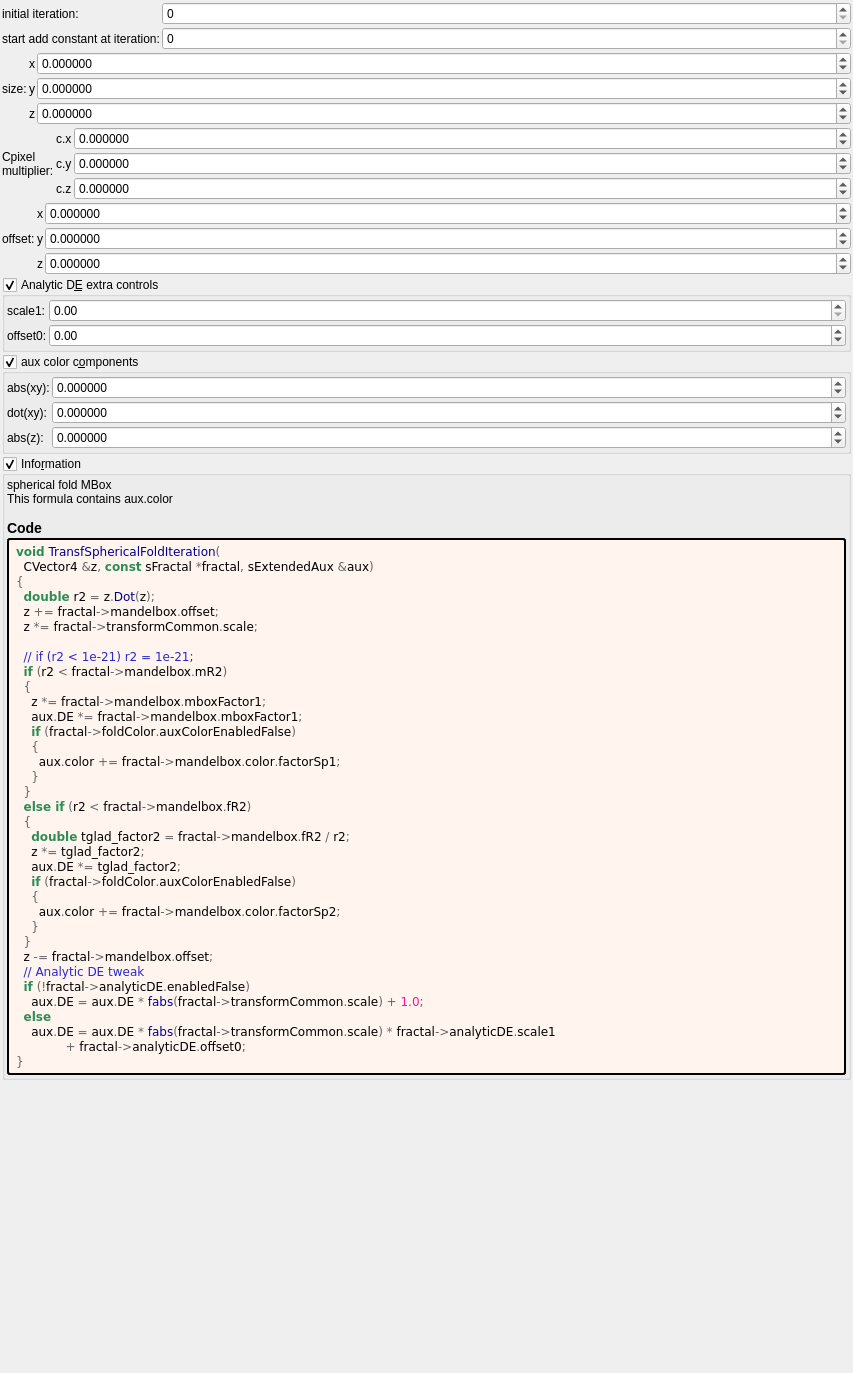
Qt form mandelbulber2/formula/ui/transf_add_cpixel_tile.ui (buddhi1980/mandelbulber2) before a commit.
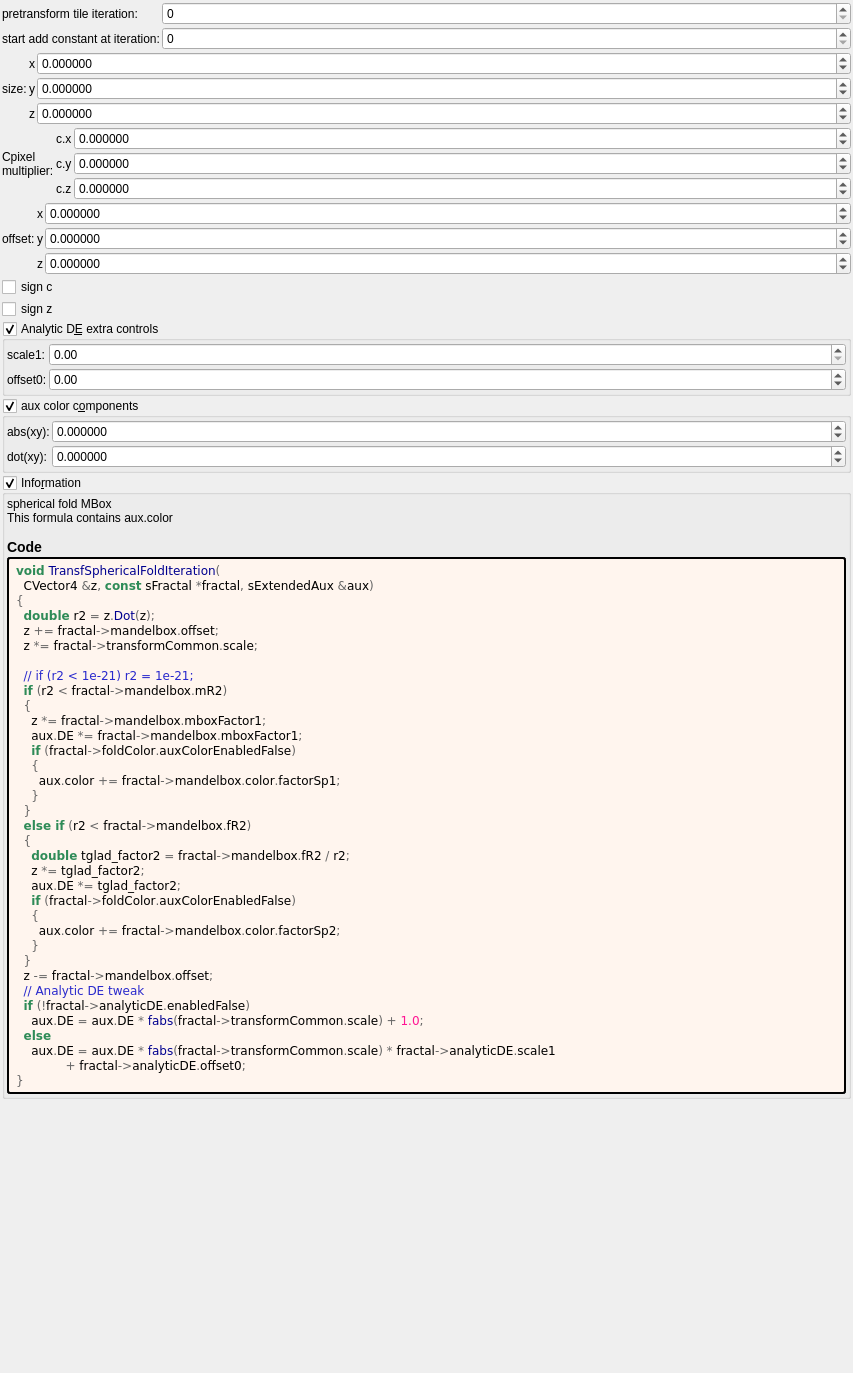
The same form after that commit. Custom widgets are drawn as their Qt base class.

What changed in the file:
```diff
--- a/mandelbulber2/formula/ui/transf_add_cpixel_tile.ui
+++ b/mandelbulber2/formula/ui/transf_add_cpixel_tile.ui
@@ -82,7 +82,7 @@
      <item row="1" column="0">
       <widget class="QLabel" name="label_72">
        <property name="text">
-        <string>initial iteration:</string>
+        <string>pretransform tile iteration:</string>
        </property>
       </widget>
      </item>
@@ -500,6 +500,20 @@
      </item>
     </layout>
    </item>
+   <item>
+    <widget class="MyCheckBox" name="checkBox_transf_function_enabledB_false">
+     <property name="text">
+      <string>sign c</string>
+     </property>
+    </widget>
+   </item>
+   <item>
+    <widget class="MyCheckBox" name="checkBox_transf_function_enabledC_false">
+     <property name="text">
+      <string>sign z</string>
+     </property>
+    </widget>
+   </item>
    <item>
     <widget class="MyGroupBox" name="groupCheck_analyticDE_enabled_false">
      <property name="title">
@@ -630,34 +644,6 @@
         <property name="spacing">
          <number>2</number>
         </property>
-        <item row="3" column="1">
-         <widget class="MyDoubleSpinBox" name="spinbox4_fold_color_difs_0000_z">
-          <property name="sizePolicy">
-           <sizepolicy hsizetype="Minimum" vsizetype="Maximum">
-            <horstretch>0</horstretch>
-            <verstretch>0</verstretch>
-           </sizepolicy>
-          </property>
-          <property name="prefix">
-           <string/>
-          </property>
-          <property name="suffix">
-           <string/>
-          </property>
-          <property name="decimals">
-           <number>6</number>
-          </property>
-          <property name="minimum">
-           <double>-100.000000000000000</double>
-          </property>
-          <property name="maximum">
-           <double>100.000000000000000</double>
-          </property>
-          <property name="singleStep">
-           <double>0.100000000000000</double>
-          </property>
-         </widget>
-        </item>
         <item row="1" column="0">
          <widget class="QLabel" name="label_53">
           <property name="text">
@@ -721,13 +707,6 @@
           </property>
          </widget>
         </item>
-        <item row="3" column="0">
-         <widget class="QLabel" name="label_56">
-          <property name="text">
-           <string>abs(z):</string>
-          </property>
-         </widget>
-        </item>
         <item row="2" column="0">
          <widget class="QLabel" name="label_55">
           <property name="text">
@@ -871,6 +850,11 @@
    <extends>QDoubleSpinBox</extends>
    <header>my_double_spin_box.h</header>
   </customwidget>
+  <customwidget>
+   <class>MyCheckBox</class>
+   <extends>QCheckBox</extends>
+   <header>my_check_box.h</header>
+  </customwidget>
   <customwidget>
    <class>MySpinBox</class>
    <extends>QSpinBox</extends>
```
Left out of the diff: 112 changed lines with no effect on the pictures.
